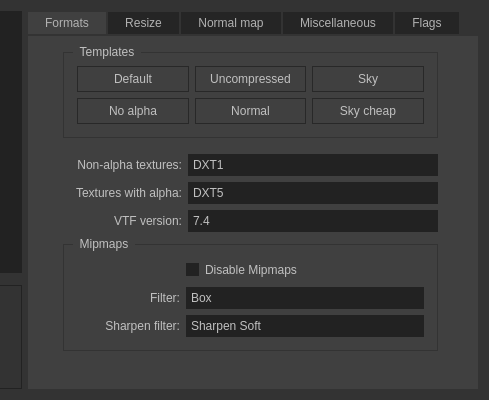
The window that ui/conversiondialog.ui (Dima-369/VMT-Editor) describes before a commit, drawn with Qt 5; both pictures show x 375 to 864 and y 0 to 400 of the 864 by 400 pixel window.
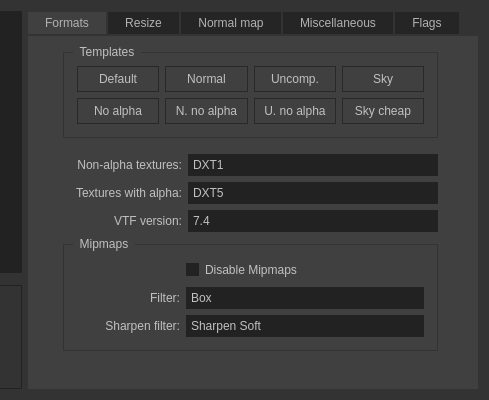
The same window after the commit. Icons and pictures are not drawn.

Commit message: Add more templates to convert to VTF

The edit to the form file:
```diff
--- a/ui/conversiondialog.ui
+++ b/ui/conversiondialog.ui
@@ -1475,6 +1475,32 @@
           <string>Templates</string>
          </property>
          <layout class="QGridLayout" name="gridLayout_7">
+          <item row="0" column="2">
+           <widget class="QPushButton" name="pushButton_t06">
+            <property name="maximumSize">
+             <size>
+              <width>16777215</width>
+              <height>16777215</height>
+             </size>
+            </property>
+            <property name="text">
+             <string>Normal</string>
+            </property>
+           </widget>
+          </item>
+          <item row="1" column="3">
+           <widget class="QPushButton" name="pushButton_t03">
+            <property name="maximumSize">
+             <size>
+              <width>16777215</width>
+              <height>16777215</height>
+             </size>
+            </property>
+            <property name="text">
+             <string>U. no alpha</string>
+            </property>
+           </widget>
+          </item>
           <item row="0" column="0">
            <widget class="QPushButton" name="pushButton_tDefault">
             <property name="maximumSize">
@@ -1488,19 +1514,6 @@
             </property>
            </widget>
           </item>
-          <item row="1" column="1">
-           <widget class="QPushButton" name="pushButton_t03">
-            <property name="maximumSize">
-             <size>
-              <width>16777215</width>
-              <height>16777215</height>
-             </size>
-            </property>
-            <property name="text">
-             <string>Normal</string>
-            </property>
-           </widget>
-          </item>
           <item row="1" column="0">
            <widget class="QPushButton" name="pushButton_t01">
             <property name="maximumSize">
@@ -1514,7 +1527,7 @@
             </property>
            </widget>
           </item>
-          <item row="0" column="1">
+          <item row="0" column="3">
            <widget class="QPushButton" name="pushButton_t02">
             <property name="maximumSize">
              <size>
@@ -1523,11 +1536,11 @@
              </size>
             </property>
             <property name="text">
-             <string>Uncompressed</string>
+             <string>Uncomp.</string>
             </property>
            </widget>
           </item>
-          <item row="0" column="2">
+          <item row="0" column="4">
            <widget class="QPushButton" name="pushButton_t04">
             <property name="maximumSize">
              <size>
@@ -1540,7 +1553,7 @@
             </property>
            </widget>
           </item>
-          <item row="1" column="2">
+          <item row="1" column="4">
            <widget class="QPushButton" name="pushButton_t05">
             <property name="maximumSize">
              <size>
@@ -1553,6 +1566,19 @@
             </property>
            </widget>
           </item>
+          <item row="1" column="2">
+           <widget class="QPushButton" name="pushButton_t07">
+            <property name="maximumSize">
+             <size>
+              <width>16777215</width>
+              <height>16777215</height>
+             </size>
+            </property>
+            <property name="text">
+             <string>N. no alpha</string>
+            </property>
+           </widget>
+          </item>
          </layout>
         </widget>
        </item>
```
Left out of the diff: 44 changed lines with no effect on the pictures. The commit also changes 1 other file.
